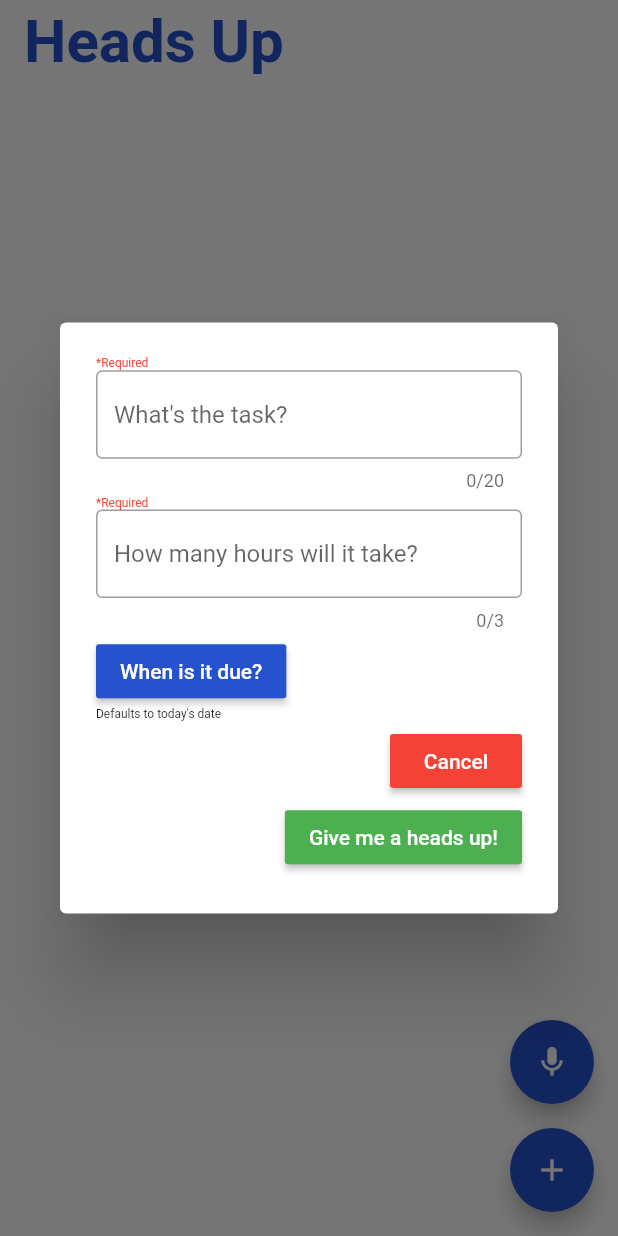
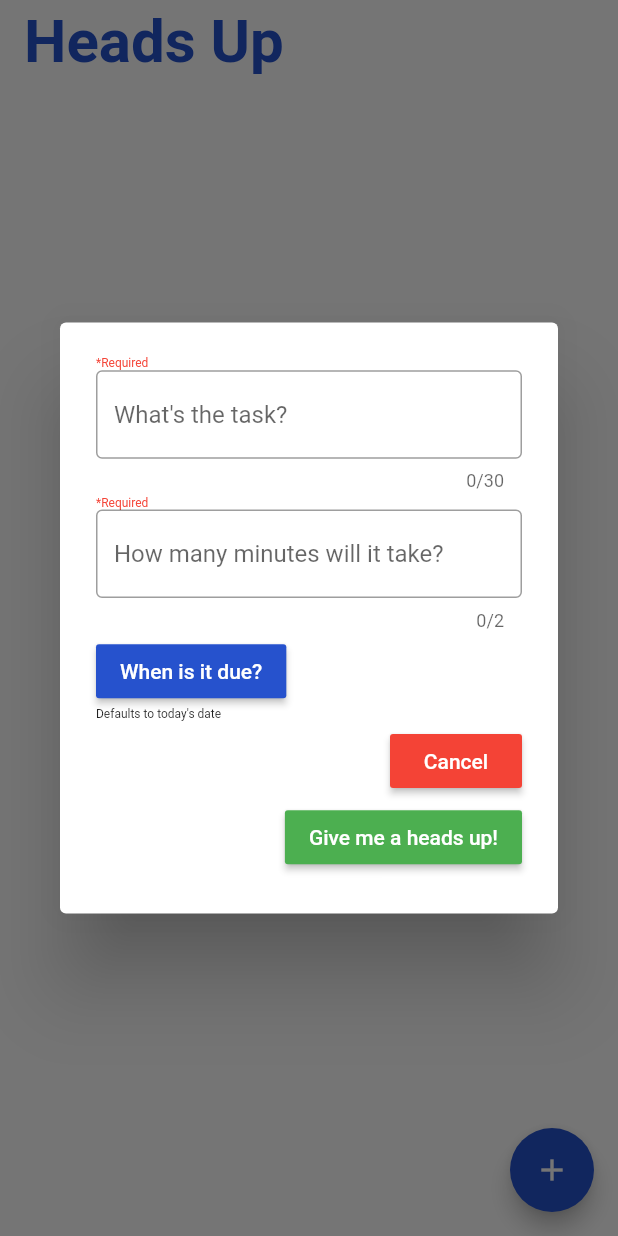
Before and after one commit to kelwishahy/heads-up-prototype, a Flutter app: the screen it shows after launch, after a tap on the "add" icon, on a phone screen of 412 x 824 dp. Run offline on Flutter 3.47's test engine with Material 2 defaults, Android fonts, the phone set to English and light mode, and no system bars; our stand-ins replace speech_to_text; Roboto replaces fonts that are missing (Arial).

Commit message:
Added app icon, disabled tts, changed hours to minutes

```diff
--- a/heads_up_prototype/lib/components/add_task_dialog.dart
+++ b/heads_up_prototype/lib/components/add_task_dialog.dart
@@ -38,7 +38,7 @@
                 controller: taskNameController,
                 maxLines: 1,
                 minLines: 1,
-                maxLength: 20,
+                maxLength: 30,
                 decoration: const InputDecoration(
                   border: OutlineInputBorder(),
                   hintText: "What's the task?",
@@ -56,16 +56,21 @@
               ),
               TextField(
                   controller: hoursToCompleteController,
-                  maxLength: 3,
+                  maxLength: 2,
                   minLines: 1,
                   inputFormatters: [
                     FilteringTextInputFormatter.deny(RegExp(r'[\.]')),
-                    FilteringTextInputFormatter.deny(RegExp(r'^0+(?=.)')),
+                    FilteringTextInputFormatter.deny(
+                      RegExp(r'^0+(?=.)'),
+                    ),
+                    FilteringTextInputFormatter.allow(
+                      RegExp(r'^[0-9]*$'),
+                    ),
                   ],
                   keyboardType: TextInputType.number,
                   decoration: const InputDecoration(
                     border: OutlineInputBorder(),
-                    hintText: "How many hours will it take?",
+                    hintText: "How many minutes will it take?",
                   )),
             ],
           ),
@@ -81,7 +86,7 @@
                     dueDate = await showDatePicker(
                         context: context,
                         initialDate: DateTime.now(),
-                        firstDate: DateTime(2021),
+                        firstDate: DateTime.now(),
                         lastDate: DateTime(2024));
 
                     setDate(dueDate);
--- a/heads_up_prototype/lib/components/task_card.dart
+++ b/heads_up_prototype/lib/components/task_card.dart
@@ -33,7 +33,7 @@
                     style: const TextStyle(
                         color: Color(0xff2652cd), fontSize: 15)),
                 const SizedBox(width: 8),
-                Text("$hoursToComplete hours to complete",
+                Text("$hoursToComplete minutes to complete",
                     style: const TextStyle(
                         color: Color(0xff2652cd), fontSize: 15)),
                 const SizedBox(width: 8),
--- a/heads_up_prototype/lib/pages/home_page.dart
+++ b/heads_up_prototype/lib/pages/home_page.dart
@@ -107,13 +107,13 @@
           verticalDirection: VerticalDirection.down,
           crossAxisAlignment: CrossAxisAlignment.end,
           children: [
-            FloatingActionButton(
-              onPressed: () => dictateTask(context),
-              backgroundColor: const Color(0xff2652cd),
-              foregroundColor: Colors.white,
-              child: const Icon(Icons.mic),
-            ),
-            const Padding(padding: EdgeInsets.all(8)),
+            // FloatingActionButton(
+            //   onPressed: () => dictateTask(context),
+            //   backgroundColor: const Color(0xff2652cd),
+            //   foregroundColor: Colors.white,
+            //   child: const Icon(Icons.mic),
+            // ),
+            // const Padding(padding: EdgeInsets.all(8)),
             FloatingActionButton(
               onPressed: addTask,
               backgroundColor: const Color(0xff2652cd),
@@ -133,8 +133,8 @@
                   });
 
                   // Then show a snackbar.
-                  ScaffoldMessenger.of(context).showSnackBar(
-                      const SnackBar(content: Text('Task deleted')));
+                  // ScaffoldMessenger.of(context).showSnackBar(
+                  //     const SnackBar(content: Text('Task deleted')));
                 },
                 background: Container(color: Colors.red),
                 child: TaskCard(
```
Also changed, not shown: heads_up_prototype/pubspec.yaml (+17 -1 lines), heads_up_prototype/h.png (added), heads_up_prototype/pubspec.lock, 29 other files.
